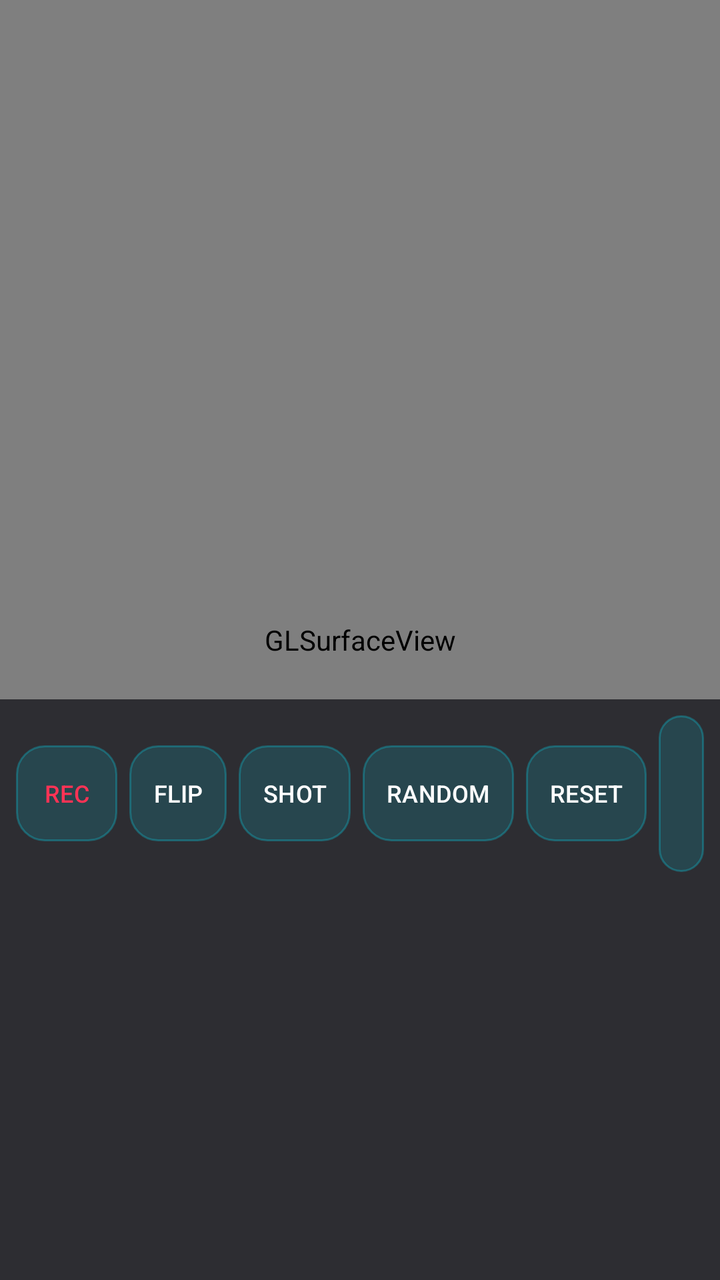
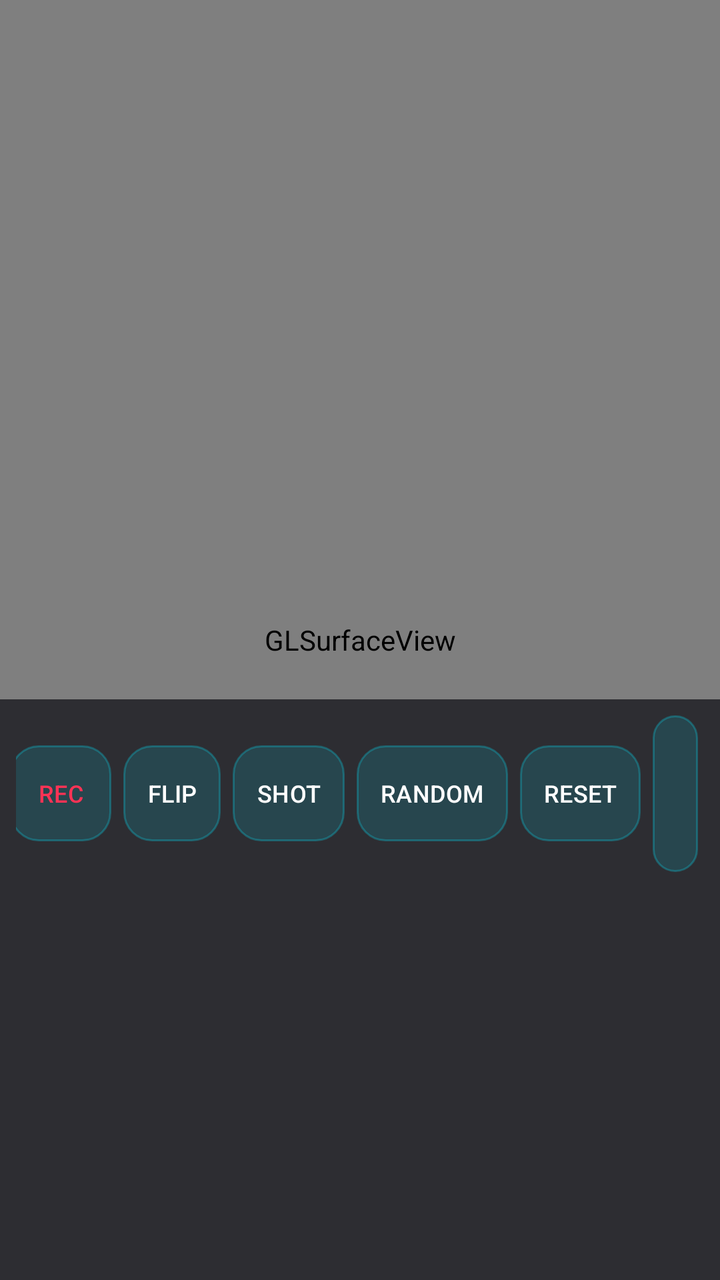

Compare the two renders of this Android layout. The source of the first and the diff that turns it into the second are given below.
<!-- AndroidManifest.xml: application theme Theme.BizarroCam -->
<!-- res/layout/activity_main.xml -->
<?xml version="1.0" encoding="utf-8"?>
<FrameLayout xmlns:android="http://schemas.android.com/apk/res/android"
    android:layout_width="match_parent"
    android:layout_height="match_parent"
    android:background="@color/bg">

    <android.opengl.GLSurfaceView
        android:id="@+id/glView"
        android:layout_width="match_parent"
        android:layout_height="match_parent" />

    <TextView
        android:id="@+id/txtStats"
        android:layout_width="wrap_content"
        android:layout_height="wrap_content"
        android:layout_margin="10dp"
        android:textColor="#99FFFFFF"
        android:textSize="11sp"
        android:fontFamily="monospace"
        android:text="" />

    <LinearLayout
        android:layout_width="match_parent"
        android:layout_height="wrap_content"
        android:layout_gravity="bottom"
        android:orientation="vertical"
        android:background="@color/panel"
        android:padding="8dp">

        <LinearLayout
            android:layout_width="match_parent"
            android:layout_height="wrap_content"
            android:orientation="horizontal"
            android:gravity="center">

            <Button
                android:id="@+id/btnRec"
                android:layout_width="wrap_content"
                android:layout_height="wrap_content"
                android:minWidth="0dp"
                android:paddingStart="14dp"
                android:paddingEnd="14dp"
                android:text="REC"
                android:textSize="12sp"
                android:textColor="#FF3355"
                android:background="@drawable/btn_bg" />

            <Button
                android:id="@+id/btnFlip"
                android:layout_width="wrap_content"
                android:layout_height="wrap_content"
                android:minWidth="0dp"
                android:paddingStart="12dp"
                android:paddingEnd="12dp"
                android:layout_marginStart="6dp"
                android:text="FLIP"
                android:textSize="12sp"
                android:textColor="#FFFFFF"
                android:background="@drawable/btn_bg" />

            <Button
                android:id="@+id/btnShot"
                android:layout_width="wrap_content"
                android:layout_height="wrap_content"
                android:minWidth="0dp"
                android:paddingStart="12dp"
                android:paddingEnd="12dp"
                android:layout_marginStart="6dp"
                android:text="SHOT"
                android:textSize="12sp"
                android:textColor="#FFFFFF"
                android:background="@drawable/btn_bg" />

            <Button
                android:id="@+id/btnFx"
                android:layout_width="wrap_content"
                android:layout_height="wrap_content"
                android:minWidth="0dp"
                android:paddingStart="12dp"
                android:paddingEnd="12dp"
                android:layout_marginStart="6dp"
                android:text="RANDOM"
                android:textSize="12sp"
                android:textColor="#FFFFFF"
                android:background="@drawable/btn_bg" />

            <Button
                android:id="@+id/btnReset"
                android:layout_width="wrap_content"
                android:layout_height="wrap_content"
                android:minWidth="0dp"
                android:paddingStart="12dp"
                android:paddingEnd="12dp"
                android:layout_marginStart="6dp"
                android:text="RESET"
                android:textSize="12sp"
                android:textColor="#FFFFFF"
                android:background="@drawable/btn_bg" />

            <Button
                android:id="@+id/btnWire"
                android:layout_width="wrap_content"
                android:layout_height="wrap_content"
                android:minWidth="0dp"
                android:paddingStart="12dp"
                android:paddingEnd="12dp"
                android:layout_marginStart="6dp"
                android:text="WIRE"
                android:textSize="12sp"
                android:textColor="#FFFFFF"
                android:background="@drawable/btn_bg" />
        </LinearLayout>

        <HorizontalScrollView
            android:layout_width="match_parent"
            android:layout_height="wrap_content"
            android:layout_marginTop="6dp"
            android:scrollbars="none">

            <LinearLayout
                android:id="@+id/sliderRow"
                android:layout_width="wrap_content"
                android:layout_height="190dp"
                android:orientation="horizontal"
                android:gravity="bottom|center_vertical" />
        </HorizontalScrollView>
    </LinearLayout>
</FrameLayout>
<!-- resources referenced by this layout -->
<resources>
  <color name="bg">#07070F</color>
  <color name="panel">#AA05050C</color>
  <!-- drawable btn_bg (drawable) -->
  <?xml version="1.0" encoding="utf-8"?>
  <shape xmlns:android="http://schemas.android.com/apk/res/android" android:shape="rectangle">
      <corners android:radius="14dp" />
      <solid android:color="#22FFFFFF" />
      <stroke android:width="1dp" android:color="#4400E5FF" />
  </shape>
  <style name="Theme.BizarroCam" parent="Theme.Material3.Dark.NoActionBar">
          <item name="colorPrimary">@color/neon</item>
          <item name="colorPrimaryVariant">@color/neon</item>
          <item name="colorSecondary">@color/magenta</item>
          <item name="android:statusBarColor">@color/bg</item>
          <item name="android:windowBackground">@color/bg</item>
      </style>
  <color name="neon">#00E5FF</color>
  <color name="magenta">#FF00E5</color>
</resources>

<!-- the commit's change to res/layout/activity_main.xml (unified diff, before → after) -->
@@ -98,6 +98,19 @@
                 android:background="@drawable/btn_bg" />
 
             <Button
+                android:id="@+id/btnSync"
+                android:layout_width="wrap_content"
+                android:layout_height="wrap_content"
+                android:minWidth="0dp"
+                android:paddingStart="12dp"
+                android:paddingEnd="12dp"
+                android:layout_marginStart="6dp"
+                android:text="SYNC"
+                android:textSize="12sp"
+                android:textColor="#FFFFFF"
+                android:background="@drawable/btn_bg" />
+
+            <Button
                 android:id="@+id/btnWire"
                 android:layout_width="wrap_content"
                 android:layout_height="wrap_content"
